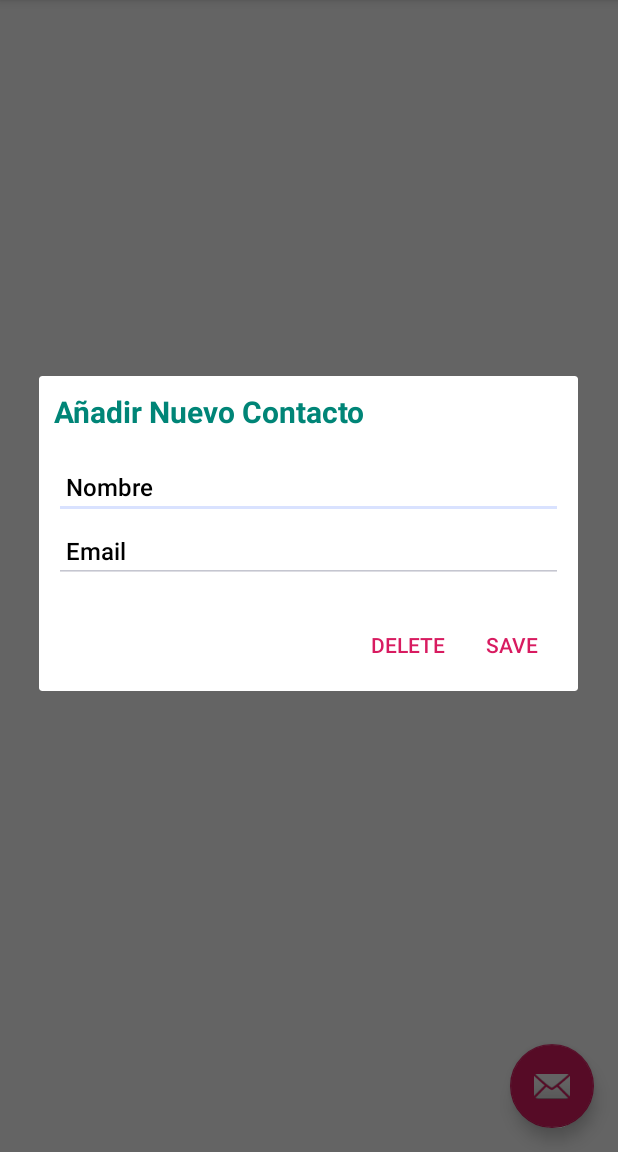
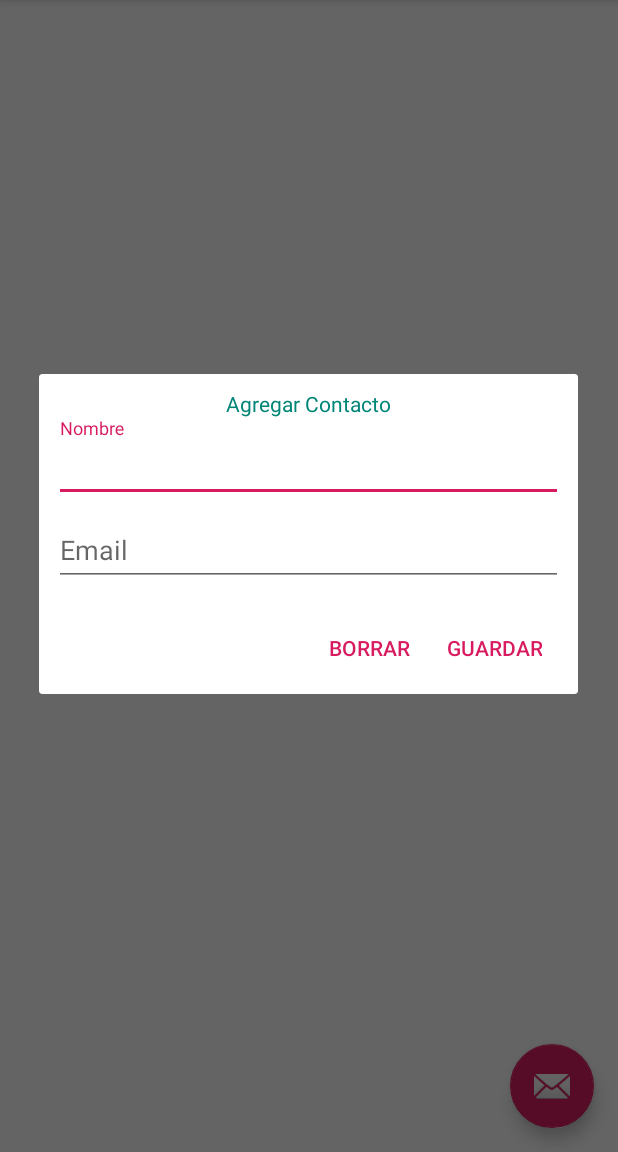
Before and after one commit to Mikeni12/Jetpack, an Android app: the RoomActivity screen opened directly, with no data from a screen before it, after a tap on an icon or button, on a phone screen of 412 x 824 dp, the part 84-1236 px from its top. Run offline under Robolectric (Android 15) with nearby library versions, the phone set to English and light mode, and no system bars; our stand-ins replace Room's generated code.

Commit message:
fix: Modifica referencias del diálogo

```diff
--- a/app/src/main/java/com/example/jetpack/room/RoomActivity.kt
+++ b/app/src/main/java/com/example/jetpack/room/RoomActivity.kt
@@ -3,9 +3,6 @@ package com.example.jetpack.room
 import android.os.Bundle
 import android.text.TextUtils
 import android.view.LayoutInflater
-import android.view.View
-import android.widget.EditText
-import android.widget.TextView
 import android.widget.Toast
 import androidx.appcompat.app.AlertDialog
 import androidx.appcompat.app.AppCompatActivity
@@ -19,6 +16,7 @@ import com.example.jetpack.room.db.DAOContacto
 import com.example.jetpack.room.db.DBContactos
 import com.example.jetpack.room.db.entitdad.Contacto
 import kotlinx.android.synthetic.main.activity_room.*
+import kotlinx.android.synthetic.main.dialog_contacto.view.*
 
 class RoomActivity : AppCompatActivity() {
 
@@ -77,58 +75,36 @@ class RoomActivity : AppCompatActivity() {
     }
 
     fun crearYActualizarContacto(actualizar: Boolean, contacto: Contacto?, posicion: Int) {
-        Toast.makeText(this, "Entra", Toast.LENGTH_LONG).show()
-        val layoutInflaterAndroid = LayoutInflater.from(applicationContext)
-        val view = layoutInflaterAndroid.inflate(R.layout.layout_add_contact, null)
+        val mDialogView = LayoutInflater.from(this).inflate(R.layout.dialog_contacto, null)
+        val toast = Toast.makeText(this, "Ingresa el nombre del contacto", Toast.LENGTH_SHORT)
 
-        val alertDialogBuilderUserInput = AlertDialog.Builder(this)
-        alertDialogBuilderUserInput.setView(view)
-
-        val contactTitle = view.findViewById<TextView>(R.id.new_contact_title)
-        val newContact = view.findViewById<EditText>(R.id.edtNombre)
-        val contactEmail = view.findViewById<EditText>(R.id.edtEmail)
-
-        contactTitle.text = if (!actualizar) "Añadir Nuevo Contacto" else "Editar Contacto"
-
+        mDialogView.tvTitulo.text = if (!actualizar) "Agregar Contacto" else "Editar Contacto"
         if (actualizar && contacto != null) {
-            newContact.setText(contacto.nombre)
-            contactEmail.setText(contacto.email)
+            mDialogView.edtNombre.setText(contacto.nombre)
+            mDialogView.edtEmail.setText(contacto.email)
         }
 
-        alertDialogBuilderUserInput
-            .setCancelable(false)
-            .setPositiveButton(
-                if (actualizar) "Update" else "Save"
-            ) { dialogBox, id -> }
-            .setNegativeButton(
-                "Delete"
-            ) { dialogBox, id ->
-                if (actualizar) {
-                    borrarContacto(contacto!!, posicion)
+        AlertDialog.Builder(this).apply {
+            setView(mDialogView)
+            setCancelable(false)
+            setPositiveButton(if (actualizar) "Actualizar" else "Guardar") { _, _ -> }
+            setNegativeButton("Borrar") { dialogBox, _ ->
+                if (actualizar) borrarContacto(contacto!!, posicion) else dialogBox.cancel()
+            }
+        }.create().also { dialog ->
+            dialog.show()
+            dialog.getButton(AlertDialog.BUTTON_POSITIVE).setOnClickListener {
+                val nombre = mDialogView.edtNombre.text.toString()
+                val email = mDialogView.edtEmail.text.toString()
+                if (TextUtils.isEmpty(nombre)) toast.show() else dialog.dismiss()
+
+                if (actualizar && contacto != null) {
+                    actualizarContacto(nombre, email, posicion)
                 } else {
+                    crearContacto(nombre, email)
+                }
 
-                    dialogBox.cancel()
-
-                }
             }
-
-        val alertDialog = alertDialogBuilderUserInput.create()
-        alertDialog.show()
-
-        alertDialog.getButton(AlertDialog.BUTTON_POSITIVE).setOnClickListener(View.OnClickListener {
-            if (TextUtils.isEmpty(newContact.text.toString())) {
-                Toast.makeText(this, "Enter contact name!", Toast.LENGTH_SHORT).show()
-                return@OnClickListener
-            } else {
-                alertDialog.dismiss()
-            }
-
-            if (actualizar && contacto != null) {
-                actualizarContacto(newContact.text.toString(), contactEmail.text.toString(), posicion)
-            } else {
-                crearContacto(newContact.text.toString(), contactEmail.text.toString())
-            }
-        })
-
+        }
     }
 }
--- /dev/null
+++ b/app/src/main/res/layout/dialog_contacto.xml
@@ -0,0 +1,43 @@
+<?xml version="1.0" encoding="utf-8"?>
+<LinearLayout xmlns:android="http://schemas.android.com/apk/res/android"
+    xmlns:tools="http://schemas.android.com/tools"
+    android:layout_width="match_parent"
+    android:layout_height="match_parent"
+    android:orientation="vertical"
+    android:padding="10dp"
+    tools:context=".room.RoomActivity">
+
+    <TextView
+        android:id="@+id/tvTitulo"
+        android:layout_width="wrap_content"
+        android:layout_height="wrap_content"
+        android:layout_gravity="center"
+        android:textColor="@color/colorPrimary" />
+
+    <com.google.android.material.textfield.TextInputLayout
+        android:layout_width="match_parent"
+        android:layout_height="wrap_content">
+
+        <com.google.android.material.textfield.TextInputEditText
+            android:id="@+id/edtNombre"
+            android:layout_width="match_parent"
+            android:layout_height="match_parent"
+            android:hint="Nombre"
+            android:inputType="textCapWords|textPersonName" />
+
+    </com.google.android.material.textfield.TextInputLayout>
+
+    <com.google.android.material.textfield.TextInputLayout
+        android:layout_width="match_parent"
+        android:layout_height="wrap_content">
+
+        <com.google.android.material.textfield.TextInputEditText
+            android:id="@+id/edtEmail"
+            android:layout_width="match_parent"
+            android:layout_height="match_parent"
+            android:hint="Email"
+            android:inputType="textWebEmailAddress" />
+
+    </com.google.android.material.textfield.TextInputLayout>
+
+</LinearLayout>
--- a/app/src/main/res/layout/item_contacto.xml
+++ b/app/src/main/res/layout/item_contacto.xml
@@ -3,7 +3,7 @@
     android:layout_width="match_parent"
     android:layout_height="wrap_content"
     android:layout_marginTop="10dp"
-    android:background="@color/colorAccent"
+    android:background="@android:color/background_light"
     android:clickable="true"
     android:foreground="?attr/selectableItemBackground"
     android:orientation="vertical"
--- a/app/src/main/res/layout/layout_add_contact.xml
+++ /dev/null
@@ -1,43 +0,0 @@
-<?xml version="1.0" encoding="utf-8"?>
-<LinearLayout xmlns:android="http://schemas.android.com/apk/res/android"
-    android:layout_width="match_parent"
-    android:layout_height="match_parent"
-    android:orientation="vertical"
-    android:padding="10dp">
-
-    <TextView
-        android:id="@+id/new_contact_title"
-        android:layout_width="wrap_content"
-        android:layout_height="wrap_content"
-        android:layout_marginBottom="15dp"
-        android:lineSpacingExtra="10sp"
-        android:text="Nuevo contacto"
-        android:textSize="20sp"
-        android:textColor="@color/colorPrimary"
-        android:textStyle="bold" />
-
-    <EditText
-        android:id="@+id/edtNombre"
-        android:layout_width="match_parent"
-        android:layout_height="wrap_content"
-        android:gravity="top"
-        android:hint=" Nombre "
-        android:textColorHint="@android:color/black"
-        android:textColor="@color/colorPrimary"
-        android:inputType="textCapSentences"
-        android:lines="4"
-        android:textSize="16sp" />
-
-    <EditText
-        android:id="@+id/edtEmail"
-        android:layout_width="match_parent"
-        android:layout_height="wrap_content"
-        android:gravity="top"
-        android:textColorHint="@android:color/black"
-        android:hint=" Email "
-        android:textColor="@color/colorPrimary"
-        android:inputType="textWebEmailAddress"
-        android:lines="4"
-        android:textSize="16sp" />
-
-</LinearLayout>
```
